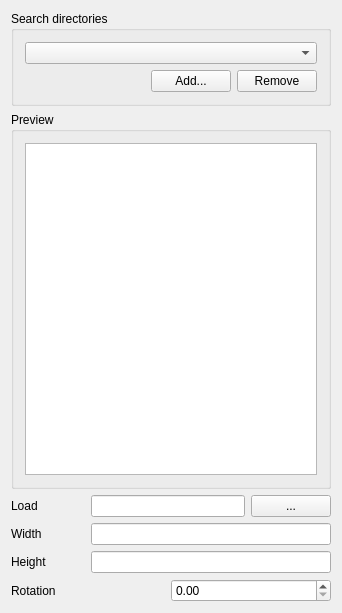
This is qgis/src/ui/qgscomposerpicturewidgetbase.ui in sourcepole/qgis as Qt 5 draws it before an edit. The edited form follows.
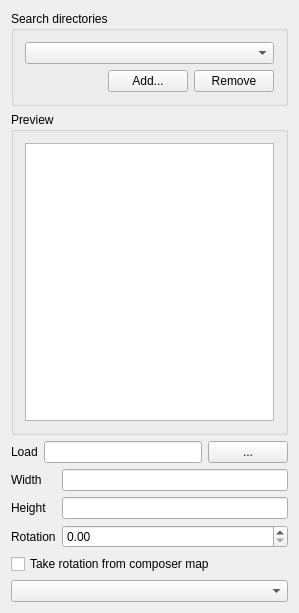
This is the edited form.

Commit message: [FEATURE]: Improve the rotation of composer pictures and added the possibility to synchronize composer map rotation and composer picture rotation (e.g. usefull for north arrows)

Diff of the .ui file:
```diff
--- a/qgis/src/ui/qgscomposerpicturewidgetbase.ui
+++ b/qgis/src/ui/qgscomposerpicturewidgetbase.ui
@@ -1,11 +1,11 @@
 <ui version="4.0" >
  <class>QgsComposerPictureWidgetBase</class>
- <widget class="QWidget" name="QgsComposerPictureWidgetBase" >
-  <property name="geometry" >
+ <widget class="QWidget" name="QgsComposerPictureWidgetBase">
+  <property name="geometry">
    <rect>
     <x>0</x>
     <y>0</y>
-    <width>342</width>
+    <width>299</width>
     <height>613</height>
    </rect>
   </property>
@@ -18,11 +18,11 @@
   <property name="windowTitle" >
    <string>Picture Options</string>
   </property>
-  <layout class="QGridLayout" >
-   <item row="0" column="0" colspan="4" >
-    <widget class="QGroupBox" name="mSearchDirectoriesGroupBox" >
-     <property name="sizePolicy" >
-      <sizepolicy vsizetype="Fixed" hsizetype="Preferred" >
+  <layout class="QGridLayout" name="gridLayout">
+   <item row="0" column="0" colspan="2">
+    <widget class="QGroupBox" name="mSearchDirectoriesGroupBox">
+     <property name="sizePolicy">
+      <sizepolicy hsizetype="Preferred" vsizetype="Fixed">
        <horstretch>0</horstretch>
        <verstretch>0</verstretch>
       </sizepolicy>
@@ -30,18 +30,18 @@
      <property name="title" >
       <string>Search directories</string>
      </property>
-     <layout class="QGridLayout" >
-      <item row="0" column="0" colspan="3" >
-       <widget class="QComboBox" name="mSearchDirectoriesComboBox" >
-        <property name="sizePolicy" >
-         <sizepolicy vsizetype="Fixed" hsizetype="Expanding" >
+     <layout class="QGridLayout">
+      <item row="0" column="0" colspan="3">
+       <widget class="QComboBox" name="mSearchDirectoriesComboBox">
+        <property name="sizePolicy">
+         <sizepolicy hsizetype="Expanding" vsizetype="Fixed">
           <horstretch>0</horstretch>
           <verstretch>0</verstretch>
          </sizepolicy>
         </property>
        </widget>
       </item>
-      <item row="1" column="0" >
+      <item row="1" column="0">
        <spacer>
         <property name="orientation" >
          <enum>Qt::Horizontal</enum>
@@ -54,16 +54,16 @@
         </property>
        </spacer>
       </item>
-      <item row="1" column="1" >
-       <widget class="QPushButton" name="mAddDirectoryButton" >
-        <property name="text" >
+      <item row="1" column="1">
+       <widget class="QPushButton" name="mAddDirectoryButton">
+        <property name="text">
          <string>Add...</string>
         </property>
        </widget>
       </item>
-      <item row="1" column="2" >
-       <widget class="QPushButton" name="mRemoveDirectoryButton" >
-        <property name="text" >
+      <item row="1" column="2">
+       <widget class="QPushButton" name="mRemoveDirectoryButton">
+        <property name="text">
          <string>Remove</string>
         </property>
        </widget>
@@ -71,10 +71,10 @@
      </layout>
     </widget>
    </item>
-   <item row="1" column="0" colspan="4" >
-    <widget class="QGroupBox" name="mPreviewGroupBox" >
-     <property name="sizePolicy" >
-      <sizepolicy vsizetype="Expanding" hsizetype="Expanding" >
+   <item row="1" column="0" colspan="2">
+    <widget class="QGroupBox" name="mPreviewGroupBox">
+     <property name="sizePolicy">
+      <sizepolicy hsizetype="Expanding" vsizetype="Expanding">
        <horstretch>0</horstretch>
        <verstretch>0</verstretch>
       </sizepolicy>
@@ -82,10 +82,10 @@
      <property name="title" >
       <string>Preview</string>
      </property>
-     <layout class="QGridLayout" >
-      <item row="0" column="0" >
-       <widget class="QListWidget" name="mPreviewListWidget" >
-        <property name="showDropIndicator" stdset="0" >
+     <layout class="QGridLayout">
+      <item row="0" column="0">
+       <widget class="QListWidget" name="mPreviewListWidget">
+        <property name="showDropIndicator" stdset="0">
          <bool>false</bool>
         </property>
         <property name="dragDropMode" >
@@ -117,47 +117,51 @@
      </layout>
     </widget>
    </item>
-   <item row="2" column="0" >
-    <widget class="QLabel" name="label" >
-     <property name="text" >
-      <string>Load</string>
-     </property>
-     <property name="buddy" >
-      <cstring>mPictureLineEdit</cstring>
-     </property>
-    </widget>
+   <item row="2" column="0" colspan="2">
+    <layout class="QHBoxLayout" name="horizontalLayout">
+     <item>
+      <widget class="QLabel" name="label">
+       <property name="text">
+        <string>Load</string>
+       </property>
+       <property name="buddy">
+        <cstring>mPictureLineEdit</cstring>
+       </property>
+      </widget>
+     </item>
+     <item>
+      <widget class="QLineEdit" name="mPictureLineEdit"/>
+     </item>
+     <item>
+      <widget class="QPushButton" name="mPictureBrowseButton">
+       <property name="sizePolicy">
+        <sizepolicy hsizetype="Preferred" vsizetype="Fixed">
+         <horstretch>0</horstretch>
+         <verstretch>0</verstretch>
+        </sizepolicy>
+       </property>
+       <property name="maximumSize">
+        <size>
+         <width>150</width>
+         <height>32767</height>
+        </size>
+       </property>
+       <property name="text">
+        <string>...</string>
+       </property>
+      </widget>
+     </item>
+    </layout>
    </item>
-   <item row="2" column="1" colspan="2" >
-    <widget class="QLineEdit" name="mPictureLineEdit" />
-   </item>
-   <item row="2" column="3" >
-    <widget class="QPushButton" name="mPictureBrowseButton" >
-     <property name="sizePolicy" >
-      <sizepolicy vsizetype="Fixed" hsizetype="Preferred" >
+   <item row="3" column="0">
+    <widget class="QLabel" name="textLabel3">
+     <property name="sizePolicy">
+      <sizepolicy hsizetype="Minimum" vsizetype="Preferred">
        <horstretch>0</horstretch>
        <verstretch>0</verstretch>
       </sizepolicy>
      </property>
-     <property name="maximumSize" >
-      <size>
-       <width>150</width>
-       <height>32767</height>
-      </size>
-     </property>
-     <property name="text" >
-      <string>...</string>
-     </property>
-    </widget>
-   </item>
-   <item row="3" column="0" >
-    <widget class="QLabel" name="textLabel3" >
-     <property name="sizePolicy" >
-      <sizepolicy vsizetype="Preferred" hsizetype="Minimum" >
-       <horstretch>0</horstretch>
-       <verstretch>0</verstretch>
-      </sizepolicy>
-     </property>
-     <property name="text" >
+     <property name="text">
       <string>Width</string>
      </property>
      <property name="wordWrap" >
@@ -168,13 +172,13 @@
      </property>
     </widget>
    </item>
-   <item row="3" column="1" colspan="3" >
-    <widget class="QLineEdit" name="mWidthLineEdit" />
+   <item row="3" column="1">
+    <widget class="QLineEdit" name="mWidthLineEdit"/>
    </item>
-   <item row="4" column="0" >
-    <widget class="QLabel" name="textLabel4" >
-     <property name="sizePolicy" >
-      <sizepolicy vsizetype="Preferred" hsizetype="Minimum" >
+   <item row="4" column="0">
+    <widget class="QLabel" name="textLabel4">
+     <property name="sizePolicy">
+      <sizepolicy hsizetype="Minimum" vsizetype="Preferred">
        <horstretch>0</horstretch>
        <verstretch>0</verstretch>
       </sizepolicy>
@@ -190,13 +194,13 @@
      </property>
     </widget>
    </item>
-   <item row="4" column="1" colspan="3" >
-    <widget class="QLineEdit" name="mHeightLineEdit" />
+   <item row="4" column="1">
+    <widget class="QLineEdit" name="mHeightLineEdit"/>
    </item>
-   <item row="5" column="0" colspan="2" >
-    <widget class="QLabel" name="mRotationLabel" >
-     <property name="sizePolicy" >
-      <sizepolicy vsizetype="Preferred" hsizetype="Minimum" >
+   <item row="5" column="0">
+    <widget class="QLabel" name="mRotationLabel">
+     <property name="sizePolicy">
+      <sizepolicy hsizetype="Minimum" vsizetype="Preferred">
        <horstretch>0</horstretch>
        <verstretch>0</verstretch>
       </sizepolicy>
@@ -212,12 +216,22 @@
      </property>
     </widget>
    </item>
-   <item row="5" column="2" colspan="2" >
-    <widget class="QDoubleSpinBox" name="mRotationSpinBox" />
+   <item row="5" column="1">
+    <widget class="QDoubleSpinBox" name="mRotationSpinBox"/>
+   </item>
+   <item row="6" column="0" colspan="2">
+    <widget class="QCheckBox" name="mRotationFromComposerMapCheckBox">
+     <property name="text">
+      <string>Take rotation from composer map</string>
+     </property>
+    </widget>
+   </item>
+   <item row="7" column="0" colspan="2">
+    <widget class="QComboBox" name="mComposerMapComboBox"/>
    </item>
   </layout>
  </widget>
- <layoutdefault spacing="6" margin="11" />
+ <layoutdefault spacing="6" margin="11"/>
  <tabstops>
   <tabstop>mSearchDirectoriesComboBox</tabstop>
   <tabstop>mAddDirectoryButton</tabstop>
```
Left out of the diff: 47 changed lines with no effect on the pictures. The commit also changes 6 other files.
